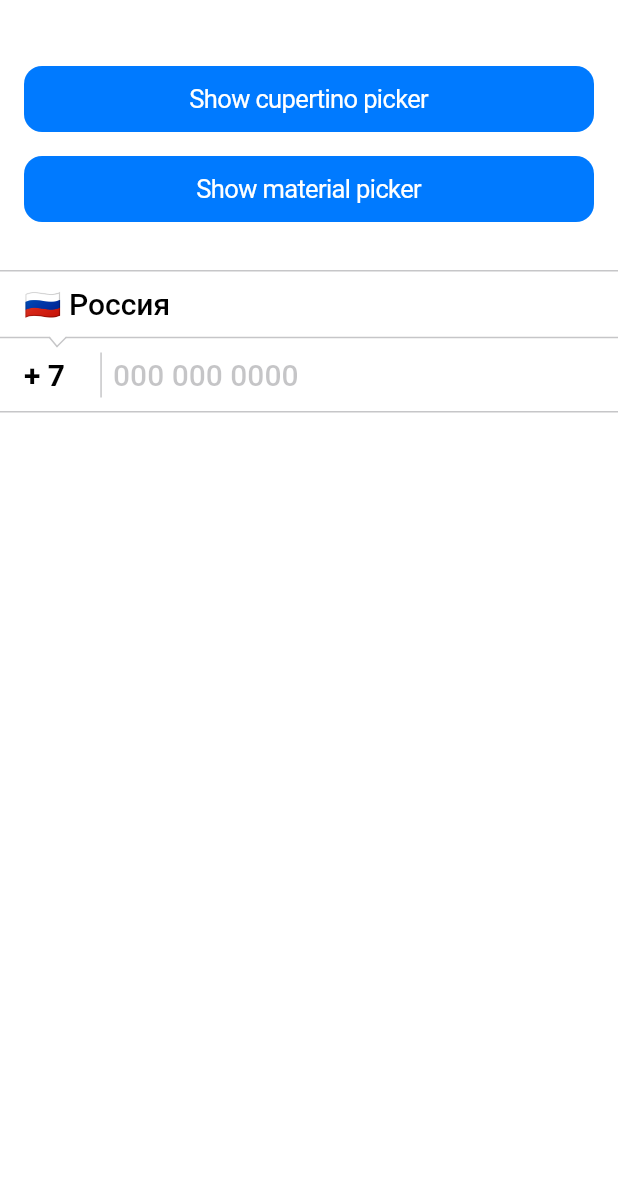
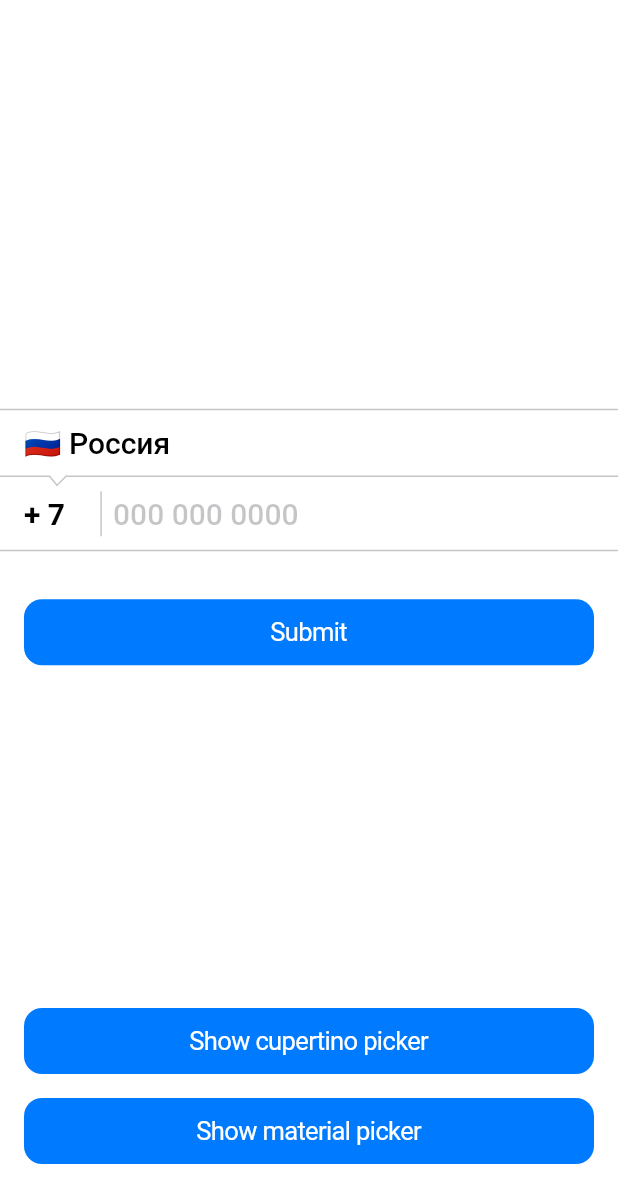
Before and after one commit to ziqq/flutter_country_picker, a Flutter app: the screen it shows after launch, on a phone screen of 412 x 824 dp, the part 48-1236 px from its top. Run offline on Flutter 3.47's test engine with Material 2 defaults, Android fonts, the phone set to English and light mode, and no system bars; our stand-ins replace grouped_list, mask_text_input_formatter, modal_bottom_sheet.

Commit message:
chore(3.1.0): update `Example`

```diff
--- a/example/lib/main.dart
+++ b/example/lib/main.dart
@@ -87,28 +87,85 @@ class HomePage extends StatefulWidget {
 }
 
 class _HomePageState extends State<HomePage> {
+  final TextEditingController _controller = TextEditingController();
+
   String _country = '🇷🇺 Россия';
   String _countryCode = '7';
   String? _mask = '000 000 0000';
 
   @override
   Widget build(BuildContext context) {
+    final Color effectiveButtonColor = CupertinoDynamicColor.resolve(
+      CupertinoColors.systemBlue,
+      context,
+    );
+
     return CupertinoPageScaffold(
       navigationBar: CupertinoNavigationBar(
         middle: Text('COUNTRY PICKER EXAMPLE'),
       ),
       child: SafeArea(
-        child: SingleChildScrollView(
         child: Column(
           crossAxisAlignment: CrossAxisAlignment.center,
           children: [
+            const SizedBox(height: kDefaultPadding * 2),
+            const Spacer(),
+            CountryPhoneInput(
+              autofocus: false,
+              controller: _controller,
+              mask: _mask,
+              country: _country,
+              countryCode: _countryCode,
+              onTap: () {
+                showCountryPicker(
+                  context: context,
+                  favorite: ['RU'],
+                  exclude: ['KN', 'MF'],
+                  showPhoneCode: true,
+                  sheetType: SheetType.cupertino,
+                  onSelect: (Country country) {
+                    log('[DEBUG]: Selected country $country');
+                    setState(() {
+                      _country =
+                          '${country.flagEmoji} ${country.nameLocalized}';
+                      _countryCode = country.phoneCode;
+                      _mask = country.mask;
+                    });
+                  },
+                  onClosed: () {
+                    log('[DEBUG]: onClosed called');
+                  },
+                );
+              },
+            ),
             const SizedBox(height: kDefaultPadding * 2),
             Container(
               width: double.infinity,
               padding: const EdgeInsets.symmetric(
                 horizontal: kDefaultPadding,
               ),
-                child: CupertinoButton.filled(
+              child: CupertinoButton(
+                color: effectiveButtonColor,
+                padding: EdgeInsets.symmetric(
+                  horizontal: kDefaultPadding,
+                ),
+                onPressed: () {
+                  log("[DEBUG]: _controller.text: ${_controller.text}");
+                },
+                child: Text(
+                  'Submit',
+                  style: TextStyle(color: CupertinoColors.white),
+                ),
+              ),
+            ),
+            const Spacer(),
+            Container(
+              width: double.infinity,
+              padding: const EdgeInsets.symmetric(
+                horizontal: kDefaultPadding,
+              ),
+              child: CupertinoButton(
+                color: effectiveButtonColor,
                 padding: EdgeInsets.symmetric(
                   horizontal: kDefaultPadding,
                 ),
@@ -140,7 +197,8 @@ class _HomePageState extends State<HomePage> {
               padding: const EdgeInsets.symmetric(
                 horizontal: kDefaultPadding,
               ),
-                child: CupertinoButton.filled(
+              child: CupertinoButton(
+                color: effectiveButtonColor,
                 padding: EdgeInsets.symmetric(
                   horizontal: kDefaultPadding,
                 ),
@@ -165,36 +223,10 @@ class _HomePageState extends State<HomePage> {
                 ),
               ),
             ),
-              const SizedBox(height: kDefaultPadding * 2),
-              CountryPhoneInput(
-                autofocus: false,
-                mask: _mask,
-                country: _country,
-                countryCode: _countryCode,
-                onTap: () {
-                  showCountryPicker(
-                    context: context,
-                    favorite: ['RU'],
-                    exclude: ['KN', 'MF'],
-                    showPhoneCode: true,
-                    sheetType: SheetType.cupertino,
-                    onSelect: (Country country) {
-                      log('[DEBUG]: Selected country $country');
-                      setState(() {
-                        _country =
-                            '${country.flagEmoji} ${country.nameLocalized}';
-                        _countryCode = country.phoneCode;
-                        _mask = country.mask;
-                      });
-                    },
-                    onClosed: () {
-                      log('[DEBUG]: onClosed called');
-                    },
-                  );
-                },
-              ),
+            if (MediaQuery.of(context).viewPadding.bottom == 0) ...[
+              const SizedBox(height: kDefaultPadding),
             ],
-          ),
+          ],
         ),
       ),
     );
```
Lines whose indentation alone changed are shown as unchanged.
